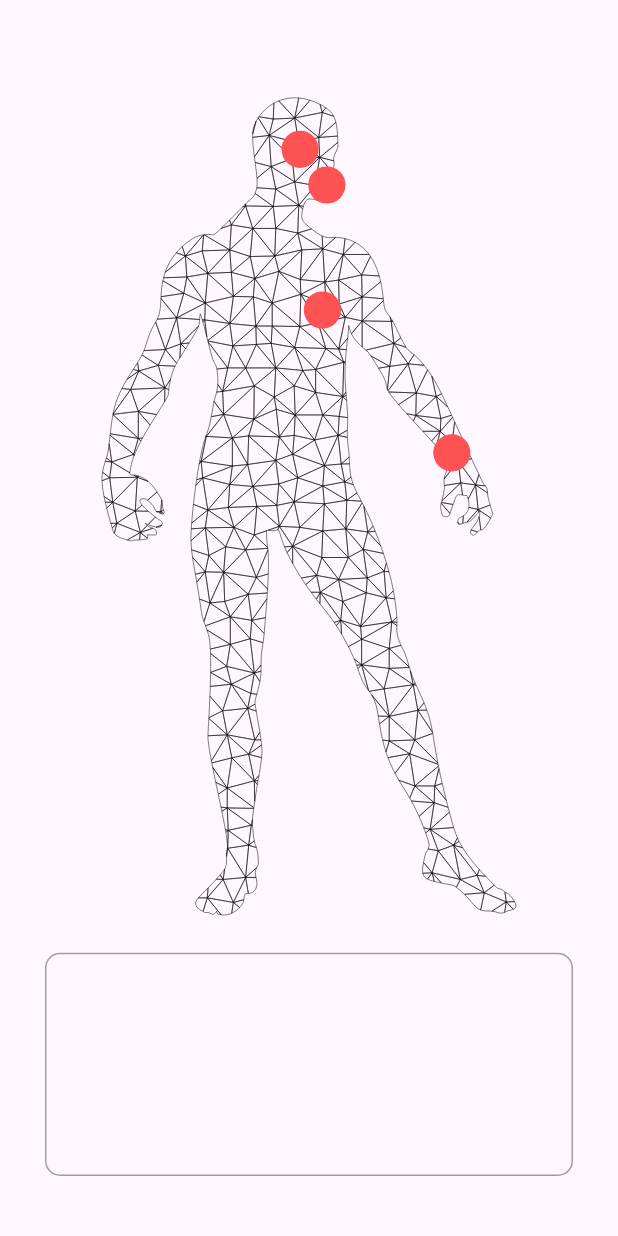
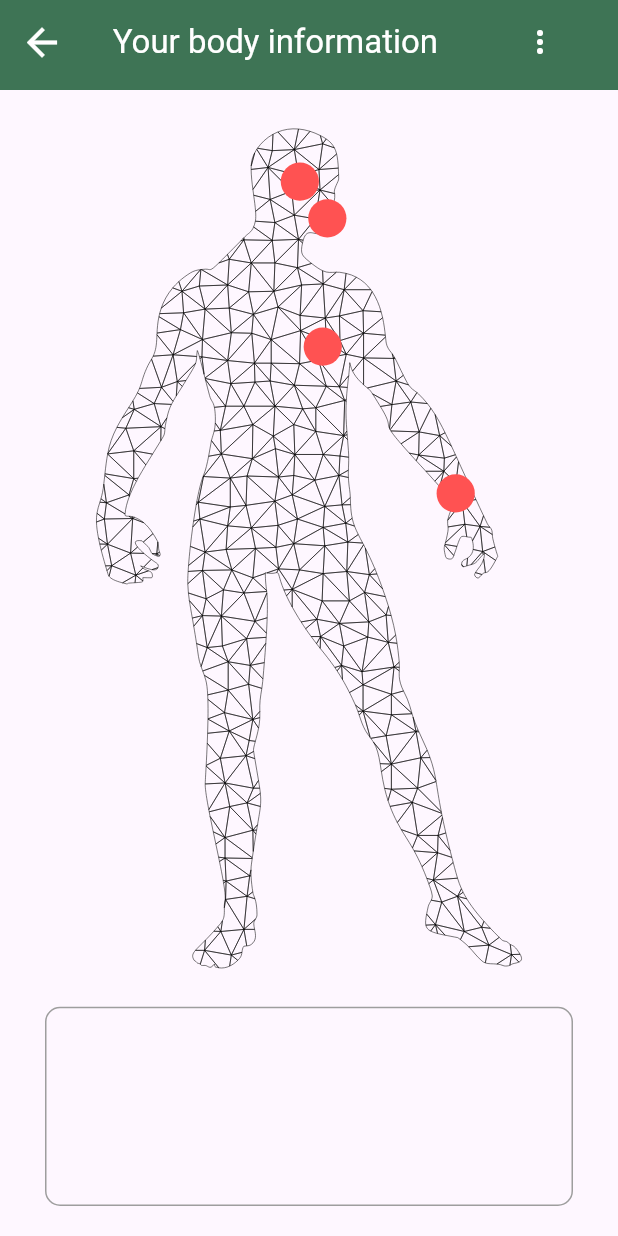
Before and after one commit to Jarwesbub/healthcare_superplatform, a Flutter app: the BodyPresentation screen opened directly, on a phone screen of 412 x 824 dp. Run offline on Flutter 3.47's test engine with Material 3 defaults, Android fonts, the phone set to English and light mode, and no system bars; our stand-ins replace flutter_svg, font_awesome_flutter, shared_preferences; accounts and stored records are empty.

Commit message:
Added appbar for the body presentation, added few code comments

```diff
--- a/lib/pages/body_presentation.dart
+++ b/lib/pages/body_presentation.dart
@@ -13,6 +13,7 @@ class BodyPresentation extends StatefulWidget {
 }
 
 class _BodyPresentationState extends State<BodyPresentation> {
+  // List of data for button widgets.
   final List<HumanBodyButtonModel> buttons = [
     HumanBodyButtonModel(
       name: 'Eyes',
@@ -28,7 +29,7 @@ class _BodyPresentationState extends State<BodyPresentation> {
     ),
     HumanBodyButtonModel(
       name: 'Heart',
-      info: 'Check information about your eyes',
+      info: 'Check information about your heart',
       offset: Offset(0.53, 0.28),
       icon: FontAwesomeIcons.solidHeart,
     ),
@@ -49,12 +50,13 @@ class _BodyPresentationState extends State<BodyPresentation> {
 
     if (isMobileView) {
       return Scaffold(
+        appBar: CustomAppBar(title: 'Your body information'),
         body: Padding(
-          padding: EdgeInsets.symmetric(horizontal: 30, vertical: 40),
+          padding: EdgeInsets.symmetric(horizontal: 30),
           child: Center(
             child: Column(
               children: [
-                Expanded(flex: 8, child: bodyPresentation()),
+                Expanded(flex: 8, child: bodyPresentationView()),
                 Expanded(flex: 2, child: _lowerBar(context)),
               ],
             ),
@@ -66,17 +68,18 @@ class _BodyPresentationState extends State<BodyPresentation> {
     return Scaffold(
       appBar: CustomAppBar(title: 'Your body information'),
       body: Padding(
-        padding: EdgeInsets.symmetric(horizontal: 30, vertical: 40),
+        padding: EdgeInsets.symmetric(horizontal: 20),
         child: Row(
           mainAxisAlignment: MainAxisAlignment.center,
           crossAxisAlignment: CrossAxisAlignment.center,
-          children: [bodyPresentation(), Center(child: _lowerBar(context))],
+          children: [bodyPresentationView(), Center(child: _lowerBar(context))],
         ),
       ),
     );
   }
 
-  Widget bodyPresentation() {
+  // Shows human body image and generates buttons based on the offset value.
+  Widget bodyPresentationView() {
     return AspectRatio(
       aspectRatio: 0.5,
       child: LayoutBuilder(
@@ -88,7 +91,7 @@ class _BodyPresentationState extends State<BodyPresentation> {
                 SvgPicture.asset('assets/images/body_man.svg'),
                 ...List.generate(
                   buttons.length,
-                  (index) => bodyPartButton(
+                  (index) => _bodyPartButton(
                     buttons[index],
                     Size(constraints.maxWidth, constraints.maxHeight),
                   ),
@@ -101,15 +104,16 @@ class _BodyPresentationState extends State<BodyPresentation> {
     );
   }
 
-  // Button that is drawn to the position based on the given size.
-  Widget bodyPartButton(HumanBodyButtonModel button, Size size) {
+  // Button that is drawn to the position based on the given widget size.
+  // Offset is a value between 0.0 to 1.0 that is based on the widget size.
+  Widget _bodyPartButton(HumanBodyButtonModel button, Size size) {
     final bool isActive = currentButton == button;
     final value = isActive ? 9 : 12;
     final buttonSize = size.width / value;
-    //const double buttonSize = 30;
 
     return Positioned(
       // Calculates padding to the left and top.
+      // Position x = width * (decimal value between 0 to 1) - (button radius).
       left: size.width * button.offset.dx - (buttonSize / 2),
       top: size.height * button.offset.dy - (buttonSize / 2),
       child: InkWell(
@@ -141,10 +145,13 @@ class _BodyPresentationState extends State<BodyPresentation> {
     );
   }
 
+  // Informs what button is currently active.
+  // "Check button" can be used as an interface for the body stats.
   Widget _lowerBar(BuildContext context) {
     return Container(
       width: double.infinity,
       height: double.infinity,
+      margin: const EdgeInsets.only(bottom: 20),
       constraints: BoxConstraints(
         maxWidth: 500,
         maxHeight: 200,
```
